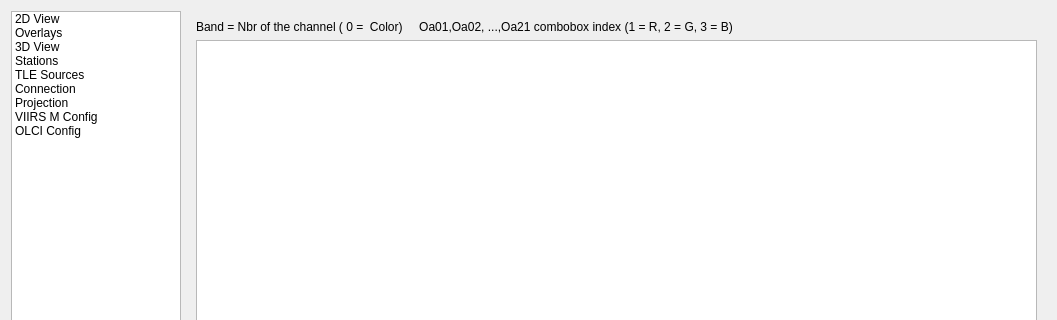
Old version of the form core/dialogpreferences.ui in the repository hvanruys/EUMETCastView; both pictures show x 0 to 1057 and y 0 to 320 of the 1057 by 779 pixel window.
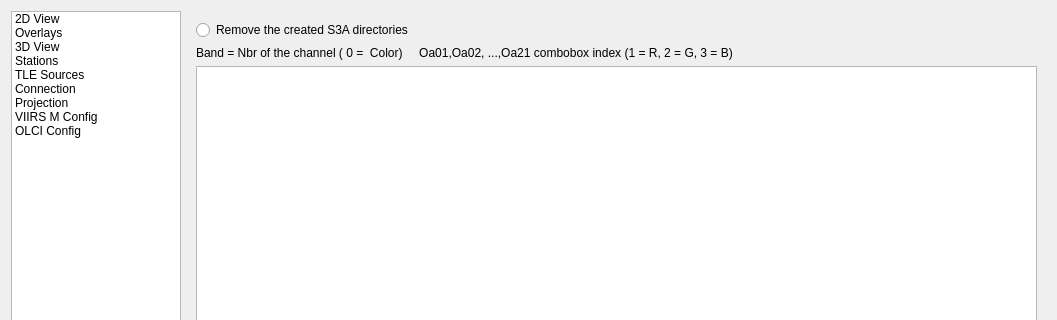
New version of the form. Icons and pictures are not drawn.

Commit message: Changes to be compatible with Windows. Parameter to allow removing de S3A directories or not.

The edit to the form file:
```diff
--- a/core/dialogpreferences.ui
+++ b/core/dialogpreferences.ui
@@ -1698,6 +1698,13 @@
        </widget>
        <widget class="QWidget" name="pageOLCIConfig">
         <layout class="QVBoxLayout" name="verticalLayout_17">
+         <item>
+          <widget class="QRadioButton" name="rdbRemoveS3ADirs">
+           <property name="text">
+            <string>Remove the created S3A directories</string>
+           </property>
+          </widget>
+         </item>
          <item>
           <widget class="QLabel" name="label_11">
            <property name="text">
```
The commit also changes 13 other files.
